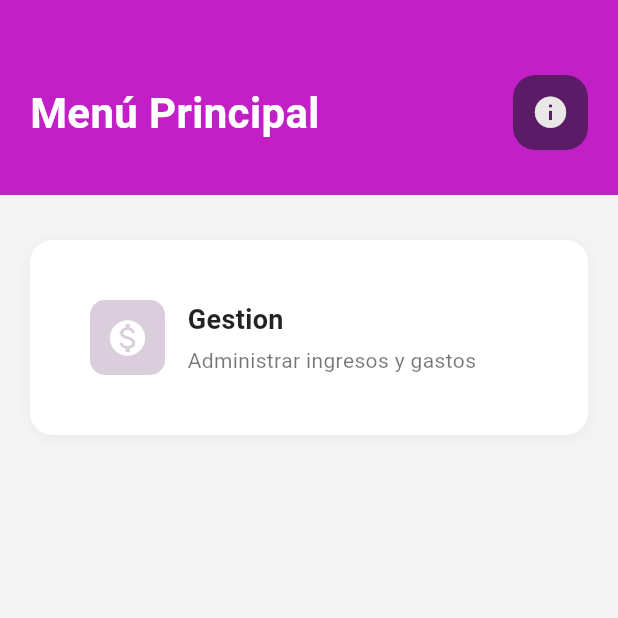
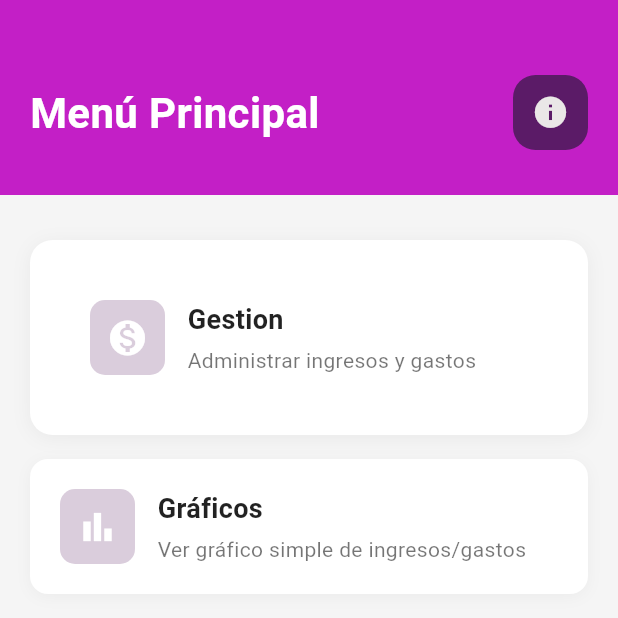
Before and after one commit to ISMAEL2003UTC/concurso, a Flutter app: the screen it shows after launch, on a phone screen of 412 x 824 dp, the top half of it. Run offline on Flutter 3.47's test engine with Material 3 defaults, Android fonts, the phone set to English and light mode, and no system bars; our stand-ins replace sqflite; accounts and stored records are empty.

Commit message:
proyecto final final

```diff
--- a/prueba_concurso/lib/views/menu_principal.dart
+++ b/prueba_concurso/lib/views/menu_principal.dart
@@ -1,6 +1,7 @@
 import 'package:flutter/material.dart';
 import 'package:prueba_concurso/informacion/informacion.dart';
 import 'package:prueba_concurso/ingresos%20gastos/listdo_gestor.dart';
+import 'package:prueba_concurso/ingresos%20gastos/grafico_simple.dart';
 
 
 
@@ -106,7 +107,8 @@ class MenuScreen extends StatelessWidget {
                               ),
                             ),
                             SizedBox(width: 15),
-                            Column(
+                            Expanded(
+                              child: Column(
                                 crossAxisAlignment: CrossAxisAlignment.start,
                                 children: [
                                   Text(
@@ -119,20 +121,89 @@ class MenuScreen extends StatelessWidget {
                                   ),
                                   SizedBox(height: 4),
                                   Text(
-                                  'Administrar ingresos y gastos ',
+                                    'Administrar ingresos y gastos',
                                     style: TextStyle(
                                       fontSize: 14,
                                       color: Colors.black54,
                                     ),
+                                    maxLines: 2,
+                                    overflow: TextOverflow.ellipsis,
                                   ),
                                 ],
+                              ),
                             ),
                           ],
                         ),
                       ),
                     ),
    // -------------------------------------------------------------------------------------------------------
-
+                    SizedBox(height: 16),
+                    GestureDetector(
+                      onTap: () {
+                        Navigator.push(
+                          context,
+                          MaterialPageRoute(builder: (context) => GraficoSimple()),
+                        );
+                      },
+                      child: Container(
+                        width: double.infinity,
+                        padding: EdgeInsets.all(20),
+                        decoration: BoxDecoration(
+                          color: Colors.white,
+                          borderRadius: BorderRadius.circular(12),
+                          boxShadow: [
+                            BoxShadow(
+                              color: Colors.black.withOpacity(0.04),
+                              blurRadius: 8,
+                              offset: Offset(0, 2),
+                            ),
+                          ],
+                        ),
+                        child: Row(
+                          children: [
+                            Container(
+                              width: 50,
+                              height: 50,
+                              decoration: BoxDecoration(
+                                color: Color.fromARGB(255, 69, 4, 79).withOpacity(0.2),
+                                borderRadius: BorderRadius.circular(10),
+                              ),
+                              child: Icon(
+                                Icons.bar_chart,
+                                color: Colors.white,
+                                size: 28,
+                              ),
+                            ),
+                            SizedBox(width: 15),
+                            Expanded(
+                              child: Column(
+                                crossAxisAlignment: CrossAxisAlignment.start,
+                                children: [
+                                  Text(
+                                    'Gráficos',
+                                    style: TextStyle(
+                                      fontSize: 18,
+                                      fontWeight: FontWeight.bold,
+                                      color: Colors.black87,
+                                    ),
+                                  ),
+                                  SizedBox(height: 4),
+                                  Text(
+                                    'Ver gráfico simple de ingresos/gastos',
+                                    style: TextStyle(
+                                      fontSize: 14,
+                                      color: Colors.black54,
+                                    ),
+                                    maxLines: 2,
+                                    overflow: TextOverflow.ellipsis,
+                                  ),
+                                ],
+                              ),
+                            ),
+                          ],
+                        ),
+                      ),
+                    ),
                   ],
                 ),
               ),
```
Also changed, not shown: prueba_concurso/lib/ingresos gastos/grafico_simple.dart (added, +162 -0 lines), prueba_concurso/lib/ingresos gastos/listdo_gestor.dart (+19 -18 lines). Lines whose indentation alone changed are shown as unchanged.
